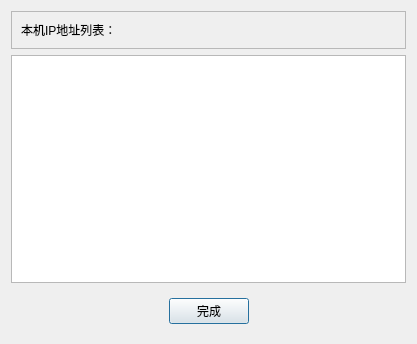
ningzichun/socket, file tcpsocket/dialogip.ui: the form before one commit.
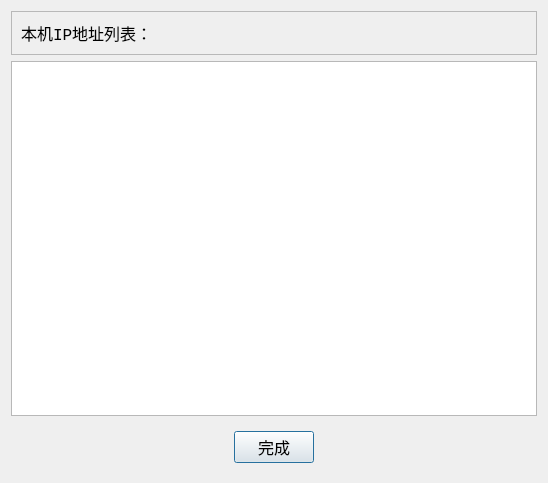
The form after the commit.

Diff of the .ui file:
```diff
--- a/tcpsocket/dialogip.ui
+++ b/tcpsocket/dialogip.ui
@@ -6,8 +6,8 @@
    <rect>
     <x>0</x>
     <y>0</y>
-    <width>417</width>
-    <height>344</height>
+    <width>548</width>
+    <height>483</height>
    </rect>
   </property>
   <property name="windowTitle">
@@ -25,6 +25,12 @@
      <layout class="QHBoxLayout" name="horizontalLayout_2">
       <item>
        <widget class="QLabel" name="label">
+        <property name="font">
+         <font>
+          <family>Consolas</family>
+          <pointsize>12</pointsize>
+         </font>
+        </property>
         <property name="text">
          <string>本机IP地址列表：</string>
         </property>
@@ -34,7 +40,14 @@
     </widget>
    </item>
    <item>
-    <widget class="QTextEdit" name="IPtext"/>
+    <widget class="QTextEdit" name="IPtext">
+     <property name="font">
+      <font>
+       <family>Consolas</family>
+       <pointsize>12</pointsize>
+      </font>
+     </property>
+    </widget>
    </item>
    <item>
     <widget class="QWidget" name="widget" native="true">
@@ -54,6 +67,12 @@
       </item>
       <item>
        <widget class="QPushButton" name="exitButton">
+        <property name="font">
+         <font>
+          <family>Consolas</family>
+          <pointsize>12</pointsize>
+         </font>
+        </property>
         <property name="text">
          <string>完成</string>
         </property>
```
